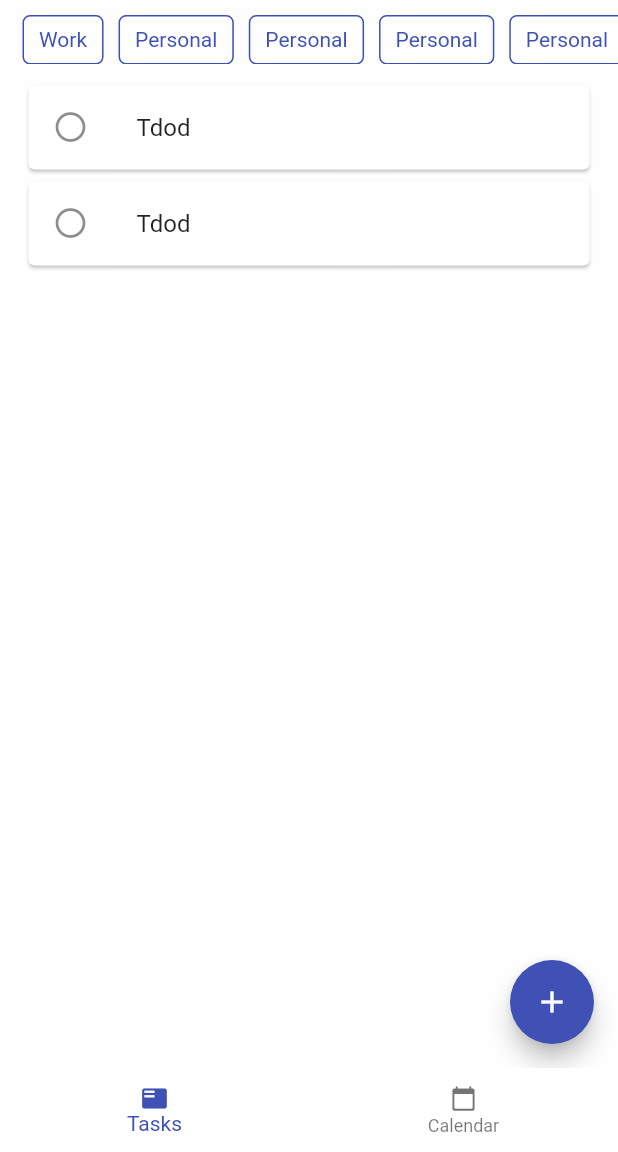
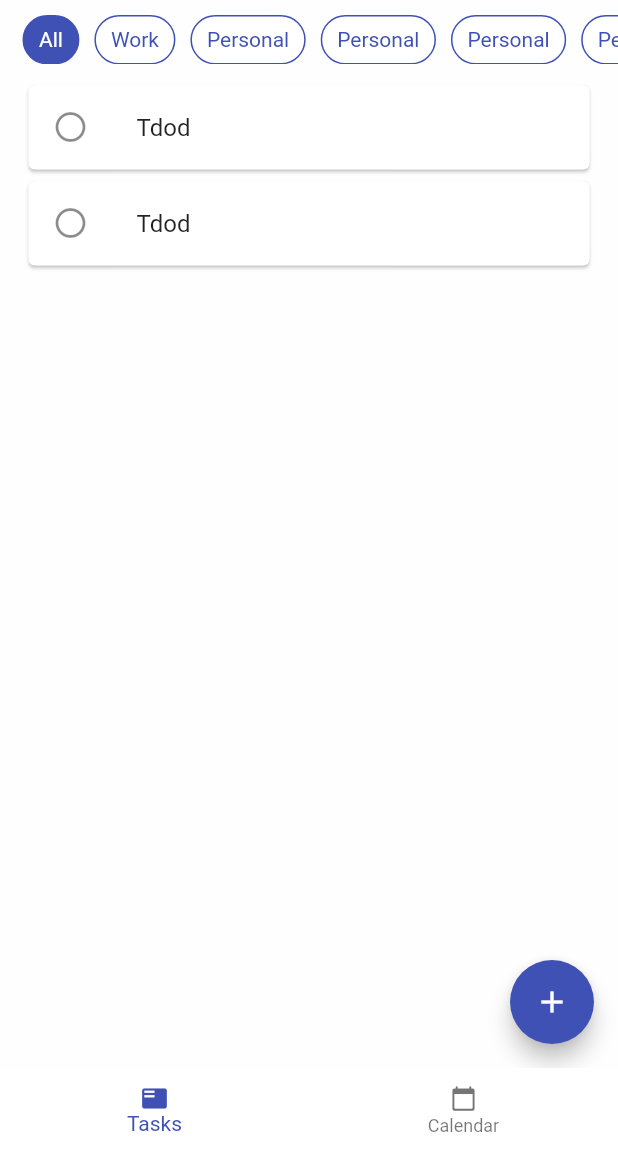
Before and after one commit to razaIqbal07/todo, a Flutter app: the screen it shows after launch, on a phone screen of 412 x 824 dp, the part 84-1236 px from its top. Run offline on Flutter 3.47's test engine with Material 2 defaults, Android fonts, the phone set to English and light mode, and no system bars.

Commit message:
added selected category

```diff
--- a/lib/screens/Todos.dart
+++ b/lib/screens/Todos.dart
@@ -16,7 +16,6 @@ class _TodosState extends State<Todos> {
     setState(() {
       fabExpanded = !fabExpanded;
     });
-    print(fabExpanded);
   }
 
   @override
@@ -36,7 +35,23 @@ class _TodosState extends State<Todos> {
         children: [
           AnimatedSwitcher(
             child: fabExpanded
-                ? Row(
+                ? Column(
+                    children: [
+                      Row(
+                        mainAxisAlignment: MainAxisAlignment.end,
+                        children: [
+                          Container(
+                            child: Text('Add Todo'),
+                          ),
+                          IconButton(
+                            color: Colors.pink,
+                            icon: Icon(
+                              Icons.add,
+                            ),
+                          )
+                        ],
+                      ),
+                      Row(
                         mainAxisAlignment: MainAxisAlignment.end,
                         children: [
                           Container(
@@ -46,12 +61,15 @@ class _TodosState extends State<Todos> {
                             color: Colors.pink,
                             icon: Icon(
                               Icons.add,
-                          ))
+                            ),
+                          )
+                        ],
+                      )
                     ],
                   )
                 : SizedBox(),
             duration: Duration(milliseconds: 200),
-            switchInCurve: Curves.easeIn,
+            switchInCurve: Curves.fastOutSlowIn,
           ),
           FloatingActionButton(
               backgroundColor: fabExpanded ? Colors.pink.shade300 : null,
--- a/lib/widgets/CategoriesSlider.dart
+++ b/lib/widgets/CategoriesSlider.dart
@@ -1,6 +1,8 @@
 import 'package:flutter/material.dart';
 
 class CategoriesSlider extends StatelessWidget {
+  int selectedCategory = 0;
+
   Widget build(BuildContext context) {
     return Container(
       // color: Colors.red,
@@ -12,13 +14,13 @@ class CategoriesSlider extends StatelessWidget {
           SizedBox(
             width: 10,
           ),
-          Category('Work'),
-          Category('Personal'),
-          Category('Personal'),
-          Category('Personal'),
-          Category('Personal'),
-          Category('Personal'),
-          Category('Personal'),
+          Category('All', true),
+          Category('Work', false),
+          Category('Personal', false),
+          Category('Personal', false),
+          Category('Personal', false),
+          Category('Personal', false),
+          Category('Personal', false),
           SizedBox(
             width: 10,
           ),
@@ -30,17 +32,27 @@ class CategoriesSlider extends StatelessWidget {
 
 class Category extends StatelessWidget {
   final String category;
-  const Category(this.category);
+  final bool isSelected;
+
+  const Category(this.category, this.isSelected);
+
   Widget build(BuildContext context) {
     return Container(
       padding: EdgeInsets.symmetric(horizontal: 10),
       margin: EdgeInsets.symmetric(horizontal: 5),
       decoration: BoxDecoration(
-          borderRadius: BorderRadius.circular(5),
-          border: Border.all(width: 1, color: Colors.indigo)
-          // color: Colors.blue,
+        borderRadius: BorderRadius.circular(20),
+        border: Border.all(width: 1, color: Colors.indigo),
+        color: isSelected ? Colors.indigo : Colors.white,
       ),
-      child: Align(
+      child: isSelected
+          ? Align(
+              alignment: Alignment.center,
+              child: Text(this.category,
+                  style: TextStyle(
+                    color: Colors.white,
+                  )))
+          : Align(
               alignment: Alignment.center,
               child: Text(
                 this.category,
```
Lines whose indentation alone changed are shown as unchanged.
